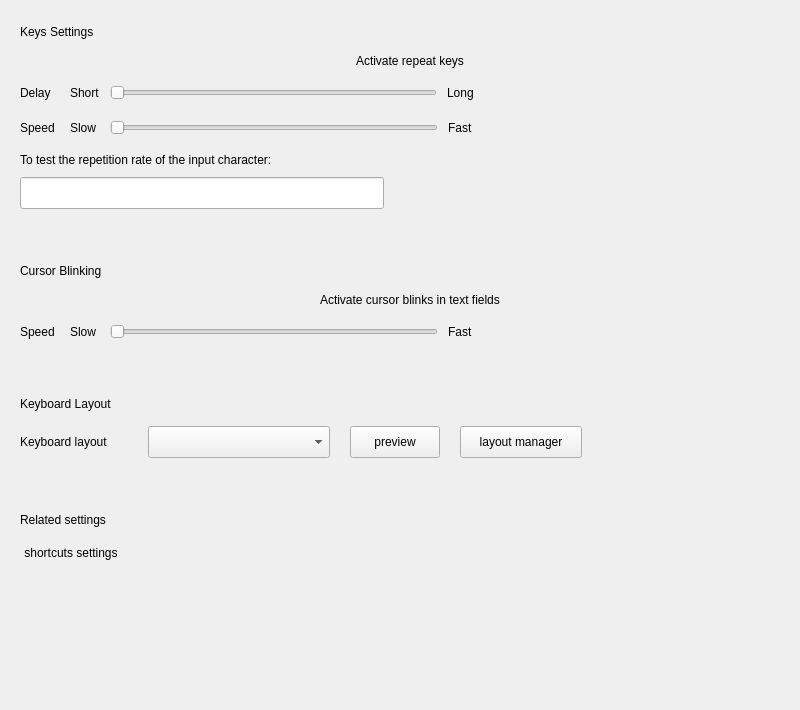
ukui/ukui-control-center, file plugins/devices/keyboardcontrol/keyboardcontrol.ui: the form before one commit.
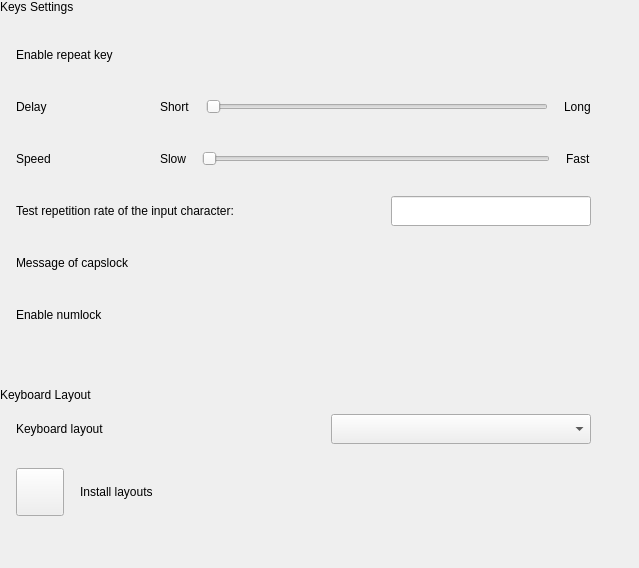
The form after the commit.

```diff
--- a/plugins/devices/keyboardcontrol/keyboardcontrol.ui
+++ b/plugins/devices/keyboardcontrol/keyboardcontrol.ui
@@ -6,20 +6,20 @@
    <rect>
     <x>0</x>
     <y>0</y>
-    <width>800</width>
-    <height>710</height>
+    <width>639</width>
+    <height>568</height>
    </rect>
   </property>
   <property name="minimumSize">
    <size>
-    <width>800</width>
-    <height>710</height>
+    <width>0</width>
+    <height>0</height>
    </size>
   </property>
   <property name="maximumSize">
    <size>
-    <width>800</width>
-    <height>710</height>
+    <width>16777215</width>
+    <height>16777215</height>
    </size>
   </property>
   <property name="windowTitle">
@@ -27,7 +27,7 @@
   </property>
   <layout class="QVBoxLayout" name="verticalLayout_2">
    <property name="spacing">
-    <number>0</number>
+    <number>2</number>
    </property>
    <property name="leftMargin">
     <number>0</number>
@@ -36,32 +36,13 @@
     <number>0</number>
    </property>
    <property name="rightMargin">
-    <number>0</number>
+    <number>32</number>
    </property>
    <property name="bottomMargin">
-    <number>0</number>
+    <number>30</number>
    </property>
    <item>
-    <widget class="QStackedWidget" name="StackedWidget">
-     <widget class="QWidget" name="Page1">
-      <layout class="QVBoxLayout" name="verticalLayout">
-       <property name="spacing">
-        <number>15</number>
-       </property>
-       <property name="leftMargin">
-        <number>20</number>
-       </property>
-       <property name="topMargin">
-        <number>25</number>
-       </property>
-       <property name="rightMargin">
-        <number>0</number>
-       </property>
-       <property name="bottomMargin">
-        <number>0</number>
-       </property>
-       <item>
-        <widget class="QLabel" name="label">
+    <widget class="QLabel" name="titleLabel">
          <property name="sizePolicy">
           <sizepolicy hsizetype="Fixed" vsizetype="Fixed">
            <horstretch>0</horstretch>
@@ -74,38 +55,64 @@
          <property name="scaledContents">
           <bool>true</bool>
          </property>
-         <property name="stylesize" stdset="0">
-          <string notr="true">title1#</string>
-         </property>
         </widget>
        </item>
        <item>
-        <layout class="QHBoxLayout" name="keyHLayout">
-         <property name="spacing">
-          <number>25</number>
-         </property>
-         <item>
-          <widget class="QLabel" name="label_2">
-           <property name="sizePolicy">
-            <sizepolicy hsizetype="Fixed" vsizetype="Fixed">
-             <horstretch>0</horstretch>
-             <verstretch>0</verstretch>
-            </sizepolicy>
-           </property>
-           <property name="text">
-            <string>Activate repeat keys</string>
-           </property>
-           <property name="scaledContents">
-            <bool>true</bool>
-           </property>
-          </widget>
-         </item>
-        </layout>
-       </item>
+    <spacer name="verticalSpacer">
+     <property name="orientation">
+      <enum>Qt::Vertical</enum>
+     </property>
+     <property name="sizeType">
+      <enum>QSizePolicy::Fixed</enum>
+     </property>
+     <property name="sizeHint" stdset="0">
+      <size>
+       <width>20</width>
+       <height>14</height>
+      </size>
+     </property>
+    </spacer>
+   </item>
        <item>
+    <widget class="QWidget" name="repeatWidget_0" native="true">
+     <property name="minimumSize">
+      <size>
+       <width>0</width>
+       <height>50</height>
+      </size>
+     </property>
+     <property name="maximumSize">
+      <size>
+       <width>16777215</width>
+       <height>50</height>
+      </size>
+     </property>
         <layout class="QHBoxLayout" name="horizontalLayout_2">
          <property name="spacing">
-          <number>10</number>
+       <number>0</number>
+      </property>
+      <property name="leftMargin">
+       <number>0</number>
+      </property>
+      <property name="topMargin">
+       <number>0</number>
+      </property>
+      <property name="rightMargin">
+       <number>0</number>
+      </property>
+      <property name="bottomMargin">
+       <number>0</number>
+      </property>
+      <item>
+       <layout class="QHBoxLayout" name="enableHorLayout">
+        <property name="spacing">
+         <number>0</number>
+        </property>
+        <property name="leftMargin">
+         <number>16</number>
+        </property>
+        <property name="rightMargin">
+         <number>16</number>
          </property>
          <item>
           <widget class="QLabel" name="label_3">
@@ -115,26 +122,73 @@
              <verstretch>0</verstretch>
             </sizepolicy>
            </property>
-           <property name="minimumSize">
-            <size>
-             <width>40</width>
-             <height>0</height>
-            </size>
-           </property>
-           <property name="maximumSize">
-            <size>
-             <width>40</width>
-             <height>16777215</height>
-            </size>
-           </property>
            <property name="text">
-            <string>Delay</string>
+           <string>Enable repeat key</string>
            </property>
            <property name="scaledContents">
             <bool>true</bool>
            </property>
           </widget>
          </item>
+        <item>
+         <spacer name="horizontalSpacer">
+          <property name="orientation">
+           <enum>Qt::Horizontal</enum>
+          </property>
+          <property name="sizeHint" stdset="0">
+           <size>
+            <width>40</width>
+            <height>20</height>
+           </size>
+          </property>
+         </spacer>
+        </item>
+       </layout>
+      </item>
+     </layout>
+    </widget>
+   </item>
+   <item>
+    <widget class="QWidget" name="repeatWidget_1" native="true">
+     <property name="minimumSize">
+      <size>
+       <width>0</width>
+       <height>50</height>
+      </size>
+     </property>
+     <property name="maximumSize">
+      <size>
+       <width>16777215</width>
+       <height>50</height>
+      </size>
+     </property>
+     <layout class="QHBoxLayout" name="horizontalLayout_4">
+      <property name="spacing">
+       <number>0</number>
+      </property>
+      <property name="leftMargin">
+       <number>0</number>
+      </property>
+      <property name="topMargin">
+       <number>0</number>
+      </property>
+      <property name="rightMargin">
+       <number>0</number>
+      </property>
+      <property name="bottomMargin">
+       <number>0</number>
+      </property>
+      <item>
+       <layout class="QHBoxLayout" name="horizontalLayout_3">
+        <property name="spacing">
+         <number>16</number>
+        </property>
+        <property name="leftMargin">
+         <number>16</number>
+        </property>
+        <property name="rightMargin">
+         <number>16</number>
+        </property>
          <item>
           <widget class="QLabel" name="label_4">
            <property name="sizePolicy">
@@ -145,73 +199,50 @@
            </property>
            <property name="minimumSize">
             <size>
-             <width>30</width>
+            <width>128</width>
              <height>0</height>
             </size>
            </property>
            <property name="maximumSize">
             <size>
-             <width>30</width>
+            <width>128</width>
              <height>16777215</height>
             </size>
+          </property>
+          <property name="text">
+           <string>Delay</string>
+          </property>
+         </widget>
+        </item>
+        <item>
+         <widget class="QLabel" name="label_5">
+          <property name="sizePolicy">
+           <sizepolicy hsizetype="Fixed" vsizetype="Fixed">
+            <horstretch>0</horstretch>
+            <verstretch>0</verstretch>
+           </sizepolicy>
            </property>
            <property name="text">
             <string>Short</string>
            </property>
-           <property name="scaledContents">
-            <bool>true</bool>
-           </property>
           </widget>
          </item>
          <item>
-          <widget class="QSlider" name="delayHSlider">
+         <widget class="QSlider" name="delayHorSlider">
            <property name="minimum">
             <number>100</number>
            </property>
            <property name="maximum">
             <number>2100</number>
            </property>
+          <property name="pageStep">
+           <number>1</number>
+          </property>
            <property name="orientation">
             <enum>Qt::Horizontal</enum>
            </property>
           </widget>
          </item>
-         <item>
-          <widget class="QLabel" name="label_5">
-           <property name="sizePolicy">
-            <sizepolicy hsizetype="Fixed" vsizetype="Fixed">
-             <horstretch>0</horstretch>
-             <verstretch>0</verstretch>
-            </sizepolicy>
-           </property>
-           <property name="text">
-            <string>Long</string>
-           </property>
-           <property name="scaledContents">
-            <bool>true</bool>
-           </property>
-          </widget>
-         </item>
-         <item>
-          <spacer name="horizontalSpacer">
-           <property name="orientation">
-            <enum>Qt::Horizontal</enum>
-           </property>
-           <property name="sizeHint" stdset="0">
-            <size>
-             <width>40</width>
-             <height>20</height>
-            </size>
-           </property>
-          </spacer>
-         </item>
-        </layout>
-       </item>
-       <item>
-        <layout class="QHBoxLayout" name="horizontalLayout_3">
-         <property name="spacing">
-          <number>10</number>
-         </property>
          <item>
           <widget class="QLabel" name="label_6">
            <property name="sizePolicy">
@@ -220,26 +251,57 @@
              <verstretch>0</verstretch>
             </sizepolicy>
            </property>
+          <property name="text">
+           <string>Long</string>
+          </property>
+         </widget>
+        </item>
+       </layout>
+      </item>
+     </layout>
+    </widget>
+   </item>
+   <item>
+    <widget class="QWidget" name="repeatWidget_2" native="true">
            <property name="minimumSize">
             <size>
-             <width>40</width>
-             <height>0</height>
+       <width>0</width>
+       <height>50</height>
             </size>
            </property>
            <property name="maximumSize">
             <size>
-             <width>40</width>
-             <height>16777215</height>
-            </size>
-           </property>
-           <property name="text">
-            <string>Speed</string>
-           </property>
-           <property name="scaledContents">
-            <bool>true</bool>
-           </property>
-          </widget>
-         </item>
+       <width>16777215</width>
+       <height>50</height>
+      </size>
+     </property>
+     <layout class="QHBoxLayout" name="horizontalLayout_6">
+      <property name="spacing">
+       <number>0</number>
+      </property>
+      <property name="leftMargin">
+       <number>0</number>
+      </property>
+      <property name="topMargin">
+       <number>0</number>
+      </property>
+      <property name="rightMargin">
+       <number>0</number>
+      </property>
+      <property name="bottomMargin">
+       <number>0</number>
+      </property>
+      <item>
+       <layout class="QHBoxLayout" name="horizontalLayout_5">
+        <property name="spacing">
+         <number>16</number>
+        </property>
+        <property name="leftMargin">
+         <number>16</number>
+        </property>
+        <property name="rightMargin">
+         <number>16</number>
+        </property>
          <item>
           <widget class="QLabel" name="label_7">
            <property name="sizePolicy">
@@ -250,34 +312,18 @@
            </property>
            <property name="minimumSize">
             <size>
-             <width>30</width>
+            <width>128</width>
              <height>0</height>
             </size>
            </property>
            <property name="maximumSize">
             <size>
-             <width>30</width>
+            <width>128</width>
              <height>16777215</height>
             </size>
            </property>
            <property name="text">
-            <string>Slow</string>
-           </property>
-           <property name="scaledContents">
-            <bool>true</bool>
-           </property>
-          </widget>
-         </item>
-         <item>
-          <widget class="QSlider" name="repeatspeedHSlider">
-           <property name="minimum">
-            <number>10</number>
-           </property>
-           <property name="maximum">
-            <number>110</number>
-           </property>
-           <property name="orientation">
-            <enum>Qt::Horizontal</enum>
+           <string>Speed</string>
            </property>
           </widget>
          </item>
@@ -290,33 +336,26 @@
             </sizepolicy>
            </property>
            <property name="text">
-            <string>Fast</string>
-           </property>
-           <property name="scaledContents">
-            <bool>true</bool>
+           <string>Slow</string>
            </property>
           </widget>
          </item>
          <item>
-          <spacer name="horizontalSpacer_2">
+         <widget class="QSlider" name="speedHorSlider">
+          <property name="minimum">
+           <number>10</number>
+          </property>
+          <property name="maximum">
+           <number>110</number>
+          </property>
+          <property name="pageStep">
+           <number>1</number>
+          </property>
            <property name="orientation">
             <enum>Qt::Horizontal</enum>
            </property>
-           <property name="sizeHint" stdset="0">
-            <size>
-             <width>40</width>
-             <height>20</height>
-            </size>
-           </property>
-          </spacer>
-         </item>
-        </layout>
-       </item>
-       <item>
-        <layout class="QVBoxLayout" name="verticalLayout_3">
-         <property name="spacing">
-          <number>10</number>
-         </property>
+         </widget>
+        </item>
          <item>
           <widget class="QLabel" name="label_9">
            <property name="sizePolicy">
@@ -326,70 +365,146 @@
             </sizepolicy>
            </property>
            <property name="text">
-            <string>To test the repetition rate of the input character:</string>
+           <string>Fast</string>
+          </property>
+         </widget>
+        </item>
+       </layout>
+      </item>
+     </layout>
+    </widget>
+   </item>
+   <item>
+    <widget class="QWidget" name="repeatWidget_3" native="true">
+     <property name="minimumSize">
+      <size>
+       <width>0</width>
+       <height>50</height>
+      </size>
+     </property>
+     <property name="maximumSize">
+      <size>
+       <width>16777215</width>
+       <height>50</height>
+      </size>
+     </property>
+     <layout class="QHBoxLayout" name="horizontalLayout_8">
+      <property name="spacing">
+       <number>0</number>
+      </property>
+      <property name="leftMargin">
+       <number>0</number>
+      </property>
+      <property name="topMargin">
+       <number>0</number>
+      </property>
+      <property name="rightMargin">
+       <number>0</number>
+      </property>
+      <property name="bottomMargin">
+       <number>0</number>
+      </property>
+      <item>
+       <layout class="QHBoxLayout" name="horizontalLayout_7">
+        <property name="spacing">
+         <number>48</number>
+        </property>
+        <property name="leftMargin">
+         <number>16</number>
+        </property>
+        <property name="rightMargin">
+         <number>16</number>
+        </property>
+        <item>
+         <widget class="QLabel" name="repeatLabel_3">
+          <property name="sizePolicy">
+           <sizepolicy hsizetype="Fixed" vsizetype="Fixed">
+            <horstretch>0</horstretch>
+            <verstretch>0</verstretch>
+           </sizepolicy>
+          </property>
+          <property name="text">
+           <string>Test repetition rate of the input character:</string>
            </property>
            <property name="scaledContents">
             <bool>true</bool>
            </property>
           </widget>
          </item>
+        <item>
+         <spacer name="horizontalSpacer_2">
+          <property name="orientation">
+           <enum>Qt::Horizontal</enum>
+          </property>
+          <property name="sizeHint" stdset="0">
+           <size>
+            <width>40</width>
+            <height>20</height>
+           </size>
+          </property>
+         </spacer>
+        </item>
          <item>
           <widget class="QLineEdit" name="lineEdit">
            <property name="minimumSize">
             <size>
-             <width>364</width>
-             <height>32</height>
+            <width>200</width>
+            <height>30</height>
             </size>
            </property>
            <property name="maximumSize">
             <size>
-             <width>364</width>
-             <height>32</height>
+            <width>200</width>
+            <height>30</height>
             </size>
            </property>
           </widget>
          </item>
         </layout>
        </item>
+     </layout>
+    </widget>
+   </item>
        <item>
-        <spacer name="verticalSpacer">
-         <property name="orientation">
-          <enum>Qt::Vertical</enum>
-         </property>
-         <property name="sizeType">
-          <enum>QSizePolicy::Fixed</enum>
-         </property>
-         <property name="sizeHint" stdset="0">
+    <widget class="QWidget" name="repeatWidget_4" native="true">
+     <property name="minimumSize">
+      <size>
+       <width>0</width>
+       <height>50</height>
+      </size>
+     </property>
+     <property name="maximumSize">
           <size>
-           <width>20</width>
-           <height>40</height>
-          </size>
-         </property>
-        </spacer>
-       </item>
-       <item>
-        <widget class="QLabel" name="label_10">
-         <property name="sizePolicy">
-          <sizepolicy hsizetype="Fixed" vsizetype="Fixed">
-           <horstretch>0</horstretch>
-           <verstretch>0</verstretch>
-          </sizepolicy>
-         </property>
-         <property name="text">
-          <string>Cursor Blinking</string>
-         </property>
-         <property name="scaledContents">
-          <bool>true</bool>
-         </property>
-         <property name="stylesize" stdset="0">
-          <string notr="true">title1#</string>
-         </property>
-        </widget>
-       </item>
+       <width>16777215</width>
+       <height>50</height>
+      </size>
+     </property>
+     <layout class="QHBoxLayout" name="horizontalLayout_10">
+      <property name="spacing">
+       <number>0</number>
+      </property>
+      <property name="leftMargin">
+       <number>0</number>
+      </property>
+      <property name="topMargin">
+       <number>0</number>
+      </property>
+      <property name="rightMargin">
+       <number>0</number>
+      </property>
+      <property name="bottomMargin">
+       <number>0</number>
+      </property>
        <item>
-        <layout class="QHBoxLayout" name="cursorHLayout">
+       <layout class="QHBoxLayout" name="capsLockHorLayout">
          <property name="spacing">
-          <number>25</number>
+         <number>0</number>
+        </property>
+        <property name="leftMargin">
+         <number>16</number>
+        </property>
+        <property name="rightMargin">
+         <number>16</number>
          </property>
          <item>
           <widget class="QLabel" name="label_11">
@@ -400,99 +515,7 @@
             </sizepolicy>
            </property>
            <property name="text">
-            <string>Activate cursor blinks in text fields</string>
-           </property>
-           <property name="scaledContents">
-            <bool>true</bool>
-           </property>
-          </widget>
-         </item>
-        </layout>
-       </item>
-       <item>
-        <layout class="QHBoxLayout" name="horizontalLayout_5">
-         <property name="spacing">
-          <number>10</number>
-         </property>
-         <item>
-          <widget class="QLabel" name="label_12">
-           <property name="sizePolicy">
-            <sizepolicy hsizetype="Fixed" vsizetype="Fixed">
-             <horstretch>0</horstretch>
-             <verstretch>0</verstretch>
-            </sizepolicy>
-           </property>
-           <property name="minimumSize">
-            <size>
-             <width>40</width>
-             <height>0</height>
-            </size>
-           </property>
-           <property name="maximumSize">
-            <size>
-             <width>40</width>
-             <height>16777215</height>
-            </size>
-           </property>
-           <property name="text">
-            <string>Speed</string>
-           </property>
-           <property name="scaledContents">
-            <bool>true</bool>
-           </property>
-          </widget>
-         </item>
-         <item>
-          <widget class="QLabel" name="label_13">
-           <property name="sizePolicy">
-            <sizepolicy hsizetype="Fixed" vsizetype="Fixed">
-             <horstretch>0</horstretch>
-             <verstretch>0</verstretch>
-            </sizepolicy>
-           </property>
-           <property name="minimumSize">
-            <size>
-             <width>30</width>
-             <height>0</height>
-            </size>
-           </property>
-           <property name="maximumSize">
-            <size>
-             <width>30</width>
-             <height>16777215</height>
-            </size>
-           </property>
-           <property name="text">
-            <string>Slow</string>
-           </property>
-           <property name="scaledContents">
-            <bool>true</bool>
-           </property>
-          </widget>
-         </item>
-         <item>
-          <widget class="QSlider" name="blinkspeedHSlider">
-           <property name="minimum">
-            <number>100</number>
-           </property>
-           <property name="maximum">
-            <number>2500</number>
-           </property>
-           <property name="orientation">
-            <enum>Qt::Horizontal</enum>
-           </property>
-          </widget>
-         </item>
-         <item>
-          <widget class="QLabel" name="label_14">
-           <property name="sizePolicy">
-            <sizepolicy hsizetype="Fixed" vsizetype="Fixed">
-             <horstretch>0</horstretch>
-             <verstretch>0</verstretch>
-            </sizepolicy>
-           </property>
-           <property name="text">
-            <string>Fast</string>
+           <string>Message of capslock</string>
            </property>
            <property name="scaledContents">
             <bool>true</bool>
@@ -514,6 +537,84 @@
          </item>
         </layout>
        </item>
+     </layout>
+    </widget>
+   </item>
+   <item>
+    <widget class="QWidget" name="repeatWidget_5" native="true">
+     <property name="minimumSize">
+      <size>
+       <width>0</width>
+       <height>50</height>
+      </size>
+     </property>
+     <property name="maximumSize">
+      <size>
+       <width>16777215</width>
+       <height>50</height>
+      </size>
+     </property>
+     <layout class="QHBoxLayout" name="horizontalLayout_12">
+      <property name="spacing">
+       <number>0</number>
+      </property>
+      <property name="leftMargin">
+       <number>0</number>
+      </property>
+      <property name="topMargin">
+       <number>0</number>
+      </property>
+      <property name="rightMargin">
+       <number>0</number>
+      </property>
+      <property name="bottomMargin">
+       <number>0</number>
+      </property>
+      <item>
+       <layout class="QHBoxLayout" name="numLockHorLayout">
+        <property name="spacing">
+         <number>0</number>
+        </property>
+        <property name="leftMargin">
+         <number>16</number>
+        </property>
+        <property name="rightMargin">
+         <number>16</number>
+        </property>
+        <item>
+         <widget class="QLabel" name="label_12">
+          <property name="sizePolicy">
+           <sizepolicy hsizetype="Fixed" vsizetype="Fixed">
+            <horstretch>0</horstretch>
+            <verstretch>0</verstretch>
+           </sizepolicy>
+          </property>
+          <property name="text">
+           <string>Enable numlock</string>
+          </property>
+          <property name="scaledContents">
+           <bool>true</bool>
+          </property>
+         </widget>
+        </item>
+        <item>
+         <spacer name="horizontalSpacer_4">
+          <property name="orientation">
+           <enum>Qt::Horizontal</enum>
+          </property>
+          <property name="sizeHint" stdset="0">
+           <size>
+            <width>40</width>
+            <height>20</height>
+           </size>
+          </property>
+         </spacer>
+        </item>
+       </layout>
+      </item>
+     </layout>
+    </widget>
+   </item>
        <item>
         <spacer name="verticalSpacer_2">
          <property name="orientation">
@@ -525,13 +626,13 @@
          <property name="sizeHint" stdset="0">
           <size>
            <width>20</width>
-           <height>40</height>
+       <height>46</height>
           </size>
          </property>
         </spacer>
        </item>
        <item>
-        <widget class="QLabel" name="label_15">
+    <widget class="QLabel" name="title2Label">
          <property name="sizePolicy">
           <sizepolicy hsizetype="Fixed" vsizetype="Fixed">
            <horstretch>0</horstretch>
@@ -544,18 +645,51 @@
          <property name="scaledContents">
           <bool>true</bool>
          </property>
-         <property name="stylesize" stdset="0">
-          <string notr="true">title1#</string>
-         </property>
         </widget>
        </item>
        <item>
-        <layout class="QHBoxLayout" name="horizontalLayout_6">
+    <widget class="QWidget" name="layoutWidget_0" native="true">
+     <property name="minimumSize">
+      <size>
+       <width>0</width>
+       <height>50</height>
+      </size>
+     </property>
+     <property name="maximumSize">
+      <size>
+       <width>16777215</width>
+       <height>50</height>
+      </size>
+     </property>
+     <layout class="QHBoxLayout" name="horizontalLayout_14">
          <property name="spacing">
-          <number>20</number>
-         </property>
+       <number>0</number>
+      </property>
+      <property name="leftMargin">
+       <number>0</number>
+      </property>
+      <property name="topMargin">
+       <number>0</number>
+      </property>
+      <property name="rightMargin">
+       <number>0</number>
+      </property>
+      <property name="bottomMargin">
+       <number>0</number>
+      </property>
          <item>
-          <widget class="QLabel" name="label_16">
+       <layout class="QHBoxLayout" name="horizontalLayout_13">
+        <property name="spacing">
+         <number>48</number>
+        </property>
+        <property name="leftMargin">
+         <number>16</number>
+        </property>
+        <property name="rightMargin">
+         <number>16</number>
+        </property>
+        <item>
+         <widget class="QLabel" name="layoutLabel_0">
            <property name="sizePolicy">
             <sizepolicy hsizetype="Fixed" vsizetype="Fixed">
              <horstretch>0</horstretch>
@@ -571,141 +705,6 @@
           </widget>
          </item>
          <item>
-          <spacer name="horizontalSpacer_6">
-           <property name="orientation">
-            <enum>Qt::Horizontal</enum>
-           </property>
-           <property name="sizeType">
-            <enum>QSizePolicy::Fixed</enum>
-           </property>
-           <property name="sizeHint" stdset="0">
-            <size>
-             <width>20</width>
-             <height>20</height>
-            </size>
-           </property>
-          </spacer>
-         </item>
-         <item>
-          <widget class="QComboBox" name="layoutsComboBox">
-           <property name="minimumSize">
-            <size>
-             <width>182</width>
-             <height>32</height>
-            </size>
-           </property>
-           <property name="maximumSize">
-            <size>
-             <width>182</width>
-             <height>32</height>
-            </size>
-           </property>
-          </widget>
-         </item>
-         <item>
-          <widget class="QPushButton" name="pushButton_2">
-           <property name="minimumSize">
-            <size>
-             <width>90</width>
-             <height>32</height>
-            </size>
-           </property>
-           <property name="maximumSize">
-            <size>
-             <width>90</width>
-             <height>32</height>
-            </size>
-           </property>
-           <property name="text">
-            <string>preview</string>
-           </property>
-          </widget>
-         </item>
-         <item>
-          <widget class="QPushButton" name="showlmBtn">
-           <property name="minimumSize">
-            <size>
-             <width>122</width>
-             <height>32</height>
-            </size>
-           </property>
-           <property name="maximumSize">
-            <size>
-             <width>122</width>
-             <height>32</height>
-            </size>
-           </property>
-           <property name="text">
-            <string>layout manager</string>
-           </property>
-          </widget>
-         </item>
-         <item>
-          <spacer name="horizontalSpacer_4">
-           <property name="orientation">
-            <enum>Qt::Horizontal</enum>
-           </property>
-           <property name="sizeHint" stdset="0">
-            <size>
-             <width>40</width>
-             <height>20</height>
-            </size>
-           </property>
-          </spacer>
-         </item>
-        </layout>
-       </item>
-       <item>
-        <spacer name="verticalSpacer_3">
-         <property name="orientation">
-          <enum>Qt::Vertical</enum>
-         </property>
-         <property name="sizeType">
-          <enum>QSizePolicy::Fixed</enum>
-         </property>
-         <property name="sizeHint" stdset="0">
-          <size>
-           <width>20</width>
-           <height>40</height>
-          </size>
-         </property>
-        </spacer>
-       </item>
-       <item>
-        <widget class="QLabel" name="label_17">
-         <property name="sizePolicy">
-          <sizepolicy hsizetype="Fixed" vsizetype="Fixed">
-           <horstretch>0</horstretch>
-           <verstretch>0</verstretch>
-          </sizepolicy>
-         </property>
-         <property name="text">
-          <string>Related settings</string>
-         </property>
-         <property name="scaledContents">
-          <bool>true</bool>
-         </property>
-         <property name="stylesize" stdset="0">
-          <string notr="true">title1#</string>
-         </property>
-        </widget>
-       </item>
-       <item>
-        <layout class="QHBoxLayout" name="horizontalLayout_7">
-         <property name="spacing">
-          <number>10</number>
-         </property>
-         <item>
-          <widget class="QPushButton" name="shortcutsBtn">
-           <property name="text">
-            <string>shortcuts settings</string>
-           </property>
-           <property name="flat">
-            <bool>true</bool>
-           </property>
-          </widget>
-         </item>
-         <item>
           <spacer name="horizontalSpacer_5">
            <property name="orientation">
             <enum>Qt::Horizontal</enum>
@@ -718,42 +717,105 @@
            </property>
           </spacer>
          </item>
-        </layout>
+        <item>
+         <widget class="QComboBox" name="layoutsComBox">
+          <property name="minimumSize">
+           <size>
+            <width>260</width>
+            <height>30</height>
+           </size>
+          </property>
+          <property name="maximumSize">
+           <size>
+            <width>260</width>
+            <height>30</height>
+           </size>
+          </property>
+         </widget>
+        </item>
+       </layout>
+      </item>
+     </layout>
+    </widget>
        </item>
        <item>
         <spacer name="verticalSpacer_4">
          <property name="orientation">
           <enum>Qt::Vertical</enum>
          </property>
+     <property name="sizeType">
+      <enum>QSizePolicy::Fixed</enum>
+     </property>
          <property name="sizeHint" stdset="0">
           <size>
            <width>20</width>
-           <height>40</height>
+       <height>6</height>
           </size>
          </property>
         </spacer>
        </item>
-      </layout>
-     </widget>
-     <widget class="QWidget" name="page">
-      <layout class="QVBoxLayout" name="verticalLayout_5">
+   <item>
+    <widget class="QWidget" name="layoutWidget_1" native="true">
+     <property name="minimumSize">
+      <size>
+       <width>0</width>
+       <height>60</height>
+      </size>
+     </property>
+     <property name="maximumSize">
+      <size>
+       <width>16777215</width>
+       <height>60</height>
+      </size>
+     </property>
+     <layout class="QHBoxLayout" name="horizontalLayout_16">
        <property name="spacing">
-        <number>20</number>
+       <number>0</number>
        </property>
        <property name="leftMargin">
-        <number>20</number>
+       <number>0</number>
        </property>
        <property name="topMargin">
-        <number>25</number>
+       <number>0</number>
        </property>
        <property name="rightMargin">
-        <number>20</number>
+       <number>0</number>
        </property>
        <property name="bottomMargin">
         <number>0</number>
        </property>
        <item>
-        <widget class="QLabel" name="label_18">
+       <layout class="QHBoxLayout" name="horizontalLayout_15">
+        <property name="spacing">
+         <number>16</number>
+        </property>
+        <property name="leftMargin">
+         <number>16</number>
+        </property>
+        <property name="rightMargin">
+         <number>16</number>
+        </property>
+        <item>
+         <widget class="QPushButton" name="addBtn">
+          <property name="minimumSize">
+           <size>
+            <width>48</width>
+            <height>48</height>
+           </size>
+          </property>
+          <property name="maximumSize">
+           <size>
+            <width>48</width>
+            <height>48</height>
+           </size>
+          </property>
+          <property name="text">
+           <string/>
+          </property>
+         </widget>
+        </item>
+        <item>
+         <widget class="QLabel" name="label_14">
          <property name="sizePolicy">
           <sizepolicy hsizetype="Fixed" vsizetype="Fixed">
            <horstretch>0</horstretch>
@@ -761,80 +823,15 @@
           </sizepolicy>
          </property>
          <property name="text">
-          <string>Shortcuts Settings</string>
+           <string>Install layouts</string>
          </property>
          <property name="scaledContents">
           <bool>true</bool>
          </property>
-         <property name="stylesize" stdset="0">
-          <string notr="true">title1#</string>
-         </property>
         </widget>
        </item>
        <item>
-        <layout class="QHBoxLayout" name="horizontalLayout_8">
-         <property name="spacing">
-          <number>20</number>
-         </property>
-         <item>
-          <widget class="QPushButton" name="pushButton">
-           <property name="minimumSize">
-            <size>
-             <width>90</width>
-             <height>32</height>
-            </size>
-           </property>
-           <property name="maximumSize">
-            <size>
-             <width>90</width>
-             <height>32</height>
-            </size>
-           </property>
-           <property name="text">
-            <string>Accept</string>
-           </property>
-          </widget>
-         </item>
-         <item>
-          <widget class="QPushButton" name="pushButton_4">
-           <property name="minimumSize">
-            <size>
-             <width>90</width>
-             <height>32</height>
-            </size>
-           </property>
-           <property name="maximumSize">
-            <size>
-             <width>90</width>
-             <height>32</height>
-            </size>
-           </property>
-           <property name="text">
-            <string>Restores</string>
-           </property>
-          </widget>
-         </item>
-         <item>
-          <widget class="QPushButton" name="pushButton_5">
-           <property name="minimumSize">
-            <size>
-             <width>132</width>
-             <height>32</height>
-            </size>
-           </property>
-           <property name="maximumSize">
-            <size>
-             <width>132</width>
-             <height>32</height>
-            </size>
-           </property>
-           <property name="text">
-            <string>Use Default</string>
-           </property>
-          </widget>
-         </item>
-         <item>
-          <spacer name="horizontalSpacer_7">
+         <spacer name="horizontalSpacer_6">
            <property name="orientation">
             <enum>Qt::Horizontal</enum>
            </property>
@@ -846,122 +843,23 @@
            </property>
           </spacer>
          </item>
-         <item>
-          <widget class="QPushButton" name="pushButton_6">
-           <property name="minimumSize">
-            <size>
-             <width>90</width>
-             <height>32</height>
-            </size>
-           </property>
-           <property name="maximumSize">
-            <size>
-             <width>90</width>
-             <height>32</height>
-            </size>
-           </property>
-           <property name="text">
-            <string>Add</string>
-           </property>
-          </widget>
-         </item>
-         <item>
-          <widget class="QPushButton" name="pushButton_7">
-           <property name="minimumSize">
-            <size>
-             <width>90</width>
-             <height>32</height>
-            </size>
-           </property>
-           <property name="maximumSize">
-            <size>
-             <width>90</width>
-             <height>32</height>
-            </size>
-           </property>
-           <property name="text">
-            <string>Delete</string>
-           </property>
-          </widget>
-         </item>
-        </layout>
-       </item>
-       <item>
-        <widget class="QTableWidget" name="tableWidget">
-         <column>
-          <property name="text">
-           <string>Function Desc</string>
-          </property>
-         </column>
-         <column>
-          <property name="text">
-           <string>Shortcut Keys</string>
-          </property>
-         </column>
+       </layout>
+      </item>
+     </layout>
         </widget>
        </item>
        <item>
-        <spacer name="verticalSpacer_5">
+    <spacer name="verticalSpacer_3">
          <property name="orientation">
           <enum>Qt::Vertical</enum>
          </property>
-         <property name="sizeType">
-          <enum>QSizePolicy::Fixed</enum>
-         </property>
          <property name="sizeHint" stdset="0">
           <size>
            <width>20</width>
-           <height>30</height>
+       <height>40</height>
           </size>
          </property>
         </spacer>
-       </item>
-       <item>
-        <layout class="QHBoxLayout" name="horizontalLayout_9">
-         <item>
-          <widget class="QPushButton" name="pushButton_8">
-           <property name="text">
-            <string>show system shortcuts</string>
-           </property>
-           <property name="flat">
-            <bool>true</bool>
-           </property>
-          </widget>
-         </item>
-         <item>
-          <spacer name="horizontalSpacer_8">
-           <property name="orientation">
-            <enum>Qt::Horizontal</enum>
-           </property>
-           <property name="sizeHint" stdset="0">
-            <size>
-             <width>40</width>
-             <height>20</height>
-            </size>
-           </property>
-          </spacer>
-         </item>
-        </layout>
-       </item>
-       <item>
-        <spacer name="verticalSpacer_6">
-         <property name="orientation">
-          <enum>Qt::Vertical</enum>
-         </property>
-         <property name="sizeType">
-          <enum>QSizePolicy::Fixed</enum>
-         </property>
-         <property name="sizeHint" stdset="0">
-          <size>
-           <width>20</width>
-           <height>100</height>
-          </size>
-         </property>
-        </spacer>
-       </item>
-      </layout>
-     </widget>
-    </widget>
    </item>
   </layout>
  </widget>
```
Lines whose indentation alone changed are shown as unchanged.
